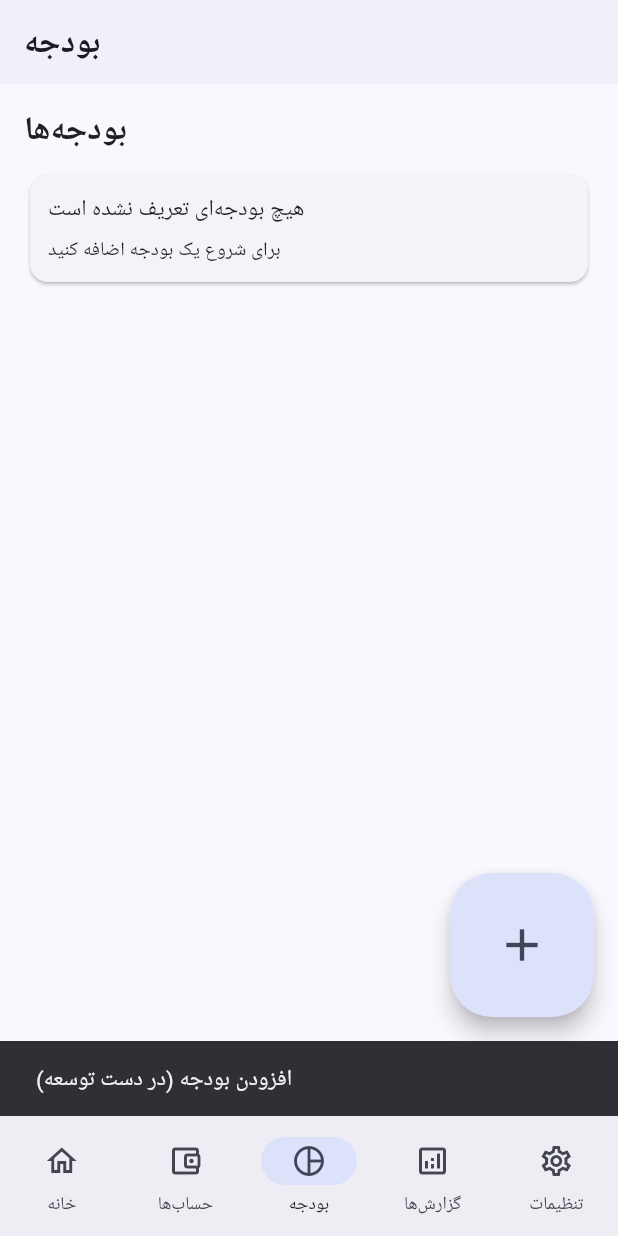
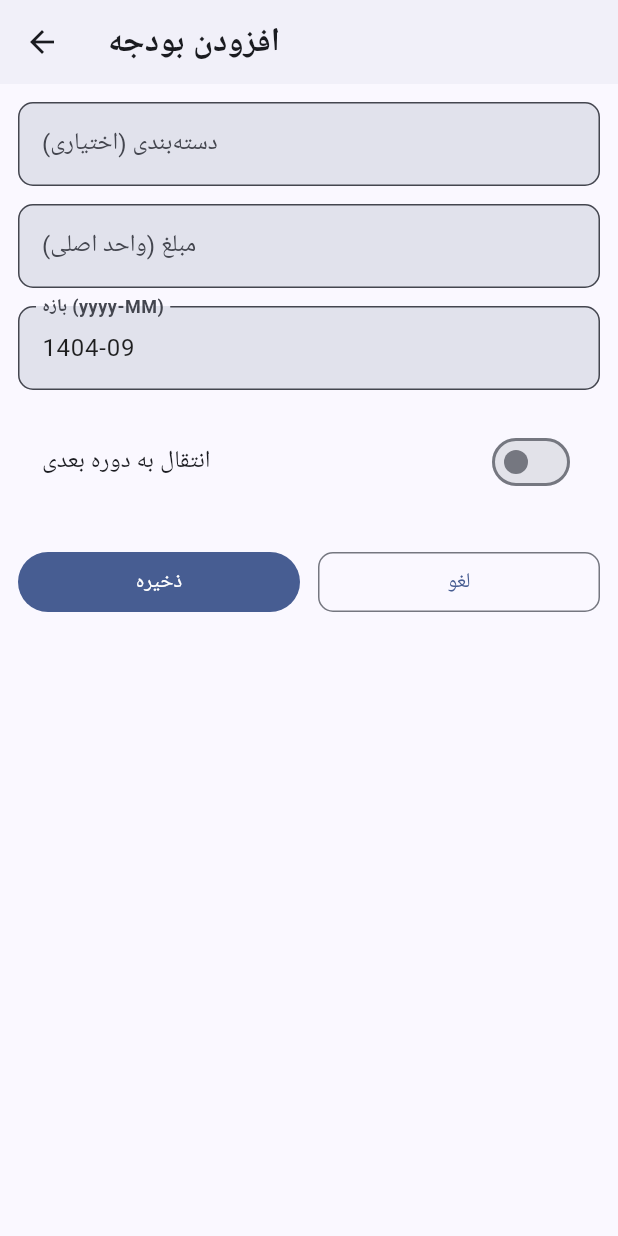
Before and after one commit to tahamoeini/debt_manager, a Flutter app: the screen it shows after launch, item 3 of the bottom bar chosen, after a tap on the "add" icon, on a phone screen of 412 x 824 dp. Run offline on Flutter 3.47's test engine with Material 3 defaults, Android fonts, the phone set to English and light mode, and no system bars; our stand-ins replace flutter_local_notifications, flutter_svg, shamsi_date, shared_preferences, sqflite; accounts and stored records are empty.

Commit message:
feat: add budget management features including budget model, repository, and UI screens

```diff
--- a/lib/app_shell.dart
+++ b/lib/app_shell.dart
@@ -4,6 +4,7 @@ import 'features/home/home_screen.dart';
 import 'features/accounts/screens/accounts_screen.dart';
 import 'features/budget/screens/budget_screen.dart';
 import 'features/loans/screens/add_loan_screen.dart';
+import 'features/budget/screens/add_budget_screen.dart';
 import 'features/reports/screens/reports_screen.dart';
 import 'features/settings/screens/settings_screen.dart';
 
@@ -75,11 +76,13 @@ class _AppShellState extends State<AppShell> {
           },
           child: const Icon(Icons.add_outlined),
         );
-      case 2: // Budget: add budget placeholder
+      case 2: // Budget: add budget
         return FloatingActionButton.large(
           onPressed: () async {
-            // TODO: implement AddBudget screen
-            ScaffoldMessenger.of(context).showSnackBar(const SnackBar(content: Text('افزودن بودجه (در دست توسعه)')));
+            final res = await Navigator.of(context).push<bool>(
+              MaterialPageRoute(builder: (_) => const AddBudgetScreen()),
+            );
+            if (res == true) setState(() {});
           },
           child: const Icon(Icons.add_outlined),
         );
--- a/lib/core/db/database_helper.dart
+++ b/lib/core/db/database_helper.dart
@@ -17,7 +17,7 @@ class DatabaseHelper {
   factory DatabaseHelper() => instance;
 
   static const _dbName = 'debt_manager.db';
-  static const _dbVersion = 3;
+  static const _dbVersion = 4;
 
   Database? _db;
   // In-memory fallback stores for web builds (sqflite is not available on web).
@@ -76,9 +76,23 @@ class DatabaseHelper {
         installment_count INTEGER NOT NULL,
         installment_amount INTEGER NOT NULL,
         start_date_jalali TEXT NOT NULL,
+        interest_rate REAL,
+        monthly_payment INTEGER,
+        term_months INTEGER,
         notes TEXT,
         created_at TEXT NOT NULL,
         FOREIGN KEY(counterparty_id) REFERENCES counterparties(id)
+      )
+    ''');
+
+    await db.execute('''
+      CREATE TABLE budgets (
+        id INTEGER PRIMARY KEY AUTOINCREMENT,
+        category TEXT,
+        amount INTEGER NOT NULL,
+        period TEXT NOT NULL, -- stored as yyyy-MM
+        rollover INTEGER NOT NULL DEFAULT 0,
+        created_at TEXT NOT NULL
       )
     ''');
 
@@ -117,6 +131,32 @@ class DatabaseHelper {
       } catch (_) {
         // ignore if it already exists
       }
+    }
+
+    if (oldVersion < 4) {
+      // Add loan financial columns and create budgets table for upgrades
+      try {
+        await db.execute('ALTER TABLE loans ADD COLUMN interest_rate REAL');
+      } catch (_) {}
+      try {
+        await db.execute('ALTER TABLE loans ADD COLUMN monthly_payment INTEGER');
+      } catch (_) {}
+      try {
+        await db.execute('ALTER TABLE loans ADD COLUMN term_months INTEGER');
+      } catch (_) {}
+
+      try {
+        await db.execute('''
+          CREATE TABLE IF NOT EXISTS budgets (
+            id INTEGER PRIMARY KEY AUTOINCREMENT,
+            category TEXT,
+            amount INTEGER NOT NULL,
+            period TEXT NOT NULL,
+            rollover INTEGER NOT NULL DEFAULT 0,
+            created_at TEXT NOT NULL
+          )
+        ''');
+      } catch (_) {}
     }
   }
 
--- /dev/null
+++ b/lib/features/budget/models/budget.dart
@@ -0,0 +1,46 @@
+import 'package:flutter/foundation.dart';
+
+@immutable
+class Budget {
+  final int? id;
+  final String? category; // null means general (all categories)
+  final int amount; // stored in cents or lowest currency unit (app uses integers)
+  final String period; // yyyy-MM
+  final bool rollover;
+  final String createdAt;
+
+  const Budget({this.id, this.category, required this.amount, required this.period, required this.rollover, required this.createdAt});
+
+  Budget copyWith({int? id, String? category, int? amount, String? period, bool? rollover, String? createdAt}) {
+    return Budget(
+      id: id ?? this.id,
+      category: category ?? this.category,
+      amount: amount ?? this.amount,
+      period: period ?? this.period,
+      rollover: rollover ?? this.rollover,
+      createdAt: createdAt ?? this.createdAt,
+    );
+  }
+
+  Map<String, dynamic> toMap() {
+    return {
+      if (id != null) 'id': id,
+      'category': category,
+      'amount': amount,
+      'period': period,
+      'rollover': rollover ? 1 : 0,
+      'created_at': createdAt,
+    };
+  }
+
+  factory Budget.fromMap(Map<String, dynamic> map) {
+    return Budget(
+      id: map['id'] is int ? map['id'] as int : (map['id'] != null ? int.tryParse(map['id'].toString()) : null),
+      category: map['category'] as String?,
+      amount: map['amount'] is int ? map['amount'] as int : int.parse(map['amount'].toString()),
+      period: map['period'] as String? ?? '',
+      rollover: (map['rollover'] is int ? (map['rollover'] as int) : int.tryParse(map['rollover'].toString() ?? '0')) == 1,
+      createdAt: map['created_at'] as String? ?? '',
+    );
+  }
+}
--- /dev/null
+++ b/lib/features/budget/screens/add_budget_screen.dart
@@ -0,0 +1,150 @@
+import 'package:flutter/material.dart';
+import 'package:debt_manager/features/budget/budgets_repository.dart';
+import 'package:debt_manager/features/budget/models/budget.dart';
+import 'package:debt_manager/core/utils/jalali_utils.dart';
+import 'package:debt_manager/core/utils/ui_utils.dart';
+
+class AddBudgetScreen extends StatefulWidget {
+  final Budget? budget;
+  const AddBudgetScreen({Key? key, this.budget}) : super(key: key);
+
+  @override
+  State<AddBudgetScreen> createState() => _AddBudgetScreenState();
+}
+
+class _AddBudgetScreenState extends State<AddBudgetScreen> {
+  final _formKey = GlobalKey<FormState>();
+  final _categoryCtrl = TextEditingController();
+  final _amountCtrl = TextEditingController();
+  final _periodCtrl = TextEditingController();
+  bool _rollover = false;
+  final _repo = BudgetsRepository();
+
+  String _currentPeriod() {
+    final j = dateTimeToJalali(DateTime.now());
+    final y = j.year.toString().padLeft(4, '0');
+    final m = j.month.toString().padLeft(2, '0');
+    return '$y-$m';
+  }
+
+  @override
+  void initState() {
+    super.initState();
+    if (widget.budget != null) {
+      _categoryCtrl.text = widget.budget!.category ?? '';
+      _amountCtrl.text = (widget.budget!.amount / 100).toStringAsFixed(2);
+      _periodCtrl.text = widget.budget!.period;
+      _rollover = widget.budget!.rollover;
+    } else {
+      _periodCtrl.text = _currentPeriod();
+    }
+  }
+
+  @override
+  void dispose() {
+    _categoryCtrl.dispose();
+    _amountCtrl.dispose();
+    _periodCtrl.dispose();
+    super.dispose();
+  }
+
+  Future<void> _save() async {
+    if (!_formKey.currentState!.validate()) return;
+    final category = _categoryCtrl.text.trim().isEmpty ? null : _categoryCtrl.text.trim();
+    final amountDouble = double.tryParse(_amountCtrl.text.replaceAll(',', '')) ?? 0.0;
+    final amount = (amountDouble * 100).round();
+    final period = _periodCtrl.text.trim();
+    final createdAt = formatJalali(dateTimeToJalali(DateTime.now()));
+
+    final budget = Budget(
+      id: widget.budget?.id,
+      category: category,
+      amount: amount,
+      period: period,
+      rollover: _rollover,
+      createdAt: createdAt,
+    );
+
+    try {
+      if (widget.budget == null) {
+        await _repo.insertBudget(budget);
+        UIUtils.showAppSnackBar(context, 'بودجه ذخیره شد');
+      } else {
+        await _repo.updateBudget(budget);
+        UIUtils.showAppSnackBar(context, 'تغییرات ذخیره شد');
+      }
+      Navigator.of(context).pop(true);
+    } catch (e) {
+      UIUtils.showAppSnackBar(context, 'خطا در ذخیره‌سازی بودجه');
+    }
+  }
+
+  @override
+  Widget build(BuildContext context) {
+    final isEditing = widget.budget != null;
+    return Scaffold(
+      appBar: AppBar(title: Text(isEditing ? 'ویرایش بودجه' : 'افزودن بودجه')),
+      body: Padding(
+        padding: const EdgeInsets.all(12.0),
+        child: Form(
+          key: _formKey,
+          child: ListView(
+            children: [
+              TextFormField(
+                controller: _categoryCtrl,
+                decoration: const InputDecoration(labelText: 'دسته‌بندی (اختیاری)'),
+                textInputAction: TextInputAction.next,
+              ),
+              const SizedBox(height: 12),
+              TextFormField(
+                controller: _amountCtrl,
+                decoration: const InputDecoration(labelText: 'مبلغ (واحد اصلی)'),
+                keyboardType: TextInputType.numberWithOptions(decimal: true),
+                validator: (v) {
+                  final d = double.tryParse(v?.replaceAll(',', '') ?? '');
+                  if (d == null || d <= 0) return 'مبلغ نامعتبر است';
+                  return null;
+                },
+              ),
+              const SizedBox(height: 12),
+              TextFormField(
+                controller: _periodCtrl,
+                decoration: const InputDecoration(labelText: 'بازه (yyyy-MM)'),
+                validator: (v) {
+                  if (v == null || v.isEmpty) return 'بازه را وارد کنید';
+                  final parts = v.split('-');
+                  if (parts.length != 2) return 'فرمت باید yyyy-MM باشد';
+                  return null;
+                },
+              ),
+              const SizedBox(height: 12),
+              SwitchListTile(
+                value: _rollover,
+                onChanged: (v) => setState(() => _rollover = v),
+                title: const Text('انتقال به دوره بعدی'),
+              ),
+              const SizedBox(height: 20),
+              Row(
+                children: [
+                  Expanded(
+                    child: FilledButton(
+                      onPressed: _save,
+                      child: const Text('ذخیره'),
+                    ),
+                  ),
+                  const SizedBox(width: 12),
+                  Expanded(
+                    child: OutlinedButton(
+                      onPressed: () => Navigator.of(context).pop(),
+                      child: const Text('لغو'),
+                    ),
+                  )
+                ],
+              )
+            ],
+          ),
+        ),
+      ),
+    );
+  }
+}
--- a/lib/features/budget/screens/budget_screen.dart
+++ b/lib/features/budget/screens/budget_screen.dart
@@ -1,29 +1,128 @@
 import 'package:flutter/material.dart';
+import 'package:debt_manager/features/budget/budgets_repository.dart';
+import 'package:debt_manager/features/budget/models/budget.dart';
+import 'package:debt_manager/core/utils/jalali_utils.dart';
+import 'package:debt_manager/core/utils/ui_utils.dart';
+import 'add_budget_screen.dart';
 
-class BudgetScreen extends StatelessWidget {
-  const BudgetScreen({super.key});
+class BudgetScreen extends StatefulWidget {
+  const BudgetScreen({Key? key}) : super(key: key);
+
+  @override
+  State<BudgetScreen> createState() => _BudgetScreenState();
+}
+
+class _BudgetScreenState extends State<BudgetScreen> {
+  final _repo = BudgetsRepository();
+  late Future<List<Budget>> _budgetsFuture;
+
+  String _currentPeriod() {
+    final j = dateTimeToJalali(DateTime.now());
+    final y = j.year.toString().padLeft(4, '0');
+    final m = j.month.toString().padLeft(2, '0');
+    return '$y-$m';
+  }
+
+  @override
+  void initState() {
+    super.initState();
+    _budgetsFuture = _repo.getBudgetsByPeriod(_currentPeriod());
+  }
+
+  void _refresh() {
+    setState(() {
+      _budgetsFuture = _repo.getBudgetsByPeriod(_currentPeriod());
+    });
+  }
 
   @override
   Widget build(BuildContext context) {
-    return ListView(
-      padding: const EdgeInsets.all(16),
+    return Scaffold(
+      appBar: AppBar(title: const Text('بودجه‌ها')),
+      body: FutureBuilder<List<Budget>>(
+        future: _budgetsFuture,
+        builder: (context, snap) {
+          if (snap.connectionState != ConnectionState.done) {
+            return UIUtils.centeredLoading();
+          }
+          if (snap.hasError) {
+            return UIUtils.asyncErrorWidget(snap.error);
+          }
+          final budgets = snap.data ?? [];
+          if (budgets.isEmpty) {
+            return UIUtils.animatedEmptyState(
+              context: context,
+              title: 'هیچ بودجه‌ای تعریف نشده',
+              subtitle: 'برای شروع یک بودجه جدید اضافه کنید.',
+            );
+          }
+
+          return ListView.separated(
+            padding: const EdgeInsets.all(12),
+            itemCount: budgets.length,
+            separatorBuilder: (_, __) => const SizedBox(height: 8),
+            itemBuilder: (context, index) {
+              final b = budgets[index];
+              return Card(
+                child: ListTile(
+                  title: Text(b.category ?? 'عمومی'),
+                  subtitle: Text('${(b.amount / 100).toStringAsFixed(2)}'),
+                  trailing: Column(
+                    mainAxisSize: MainAxisSize.min,
+                    crossAxisAlignment: CrossAxisAlignment.end,
                     children: [
-        Text('بودجه‌ها', style: Theme.of(context).textTheme.titleLarge),
-        const SizedBox(height: 12),
-        Card(
-          child: Padding(
-            padding: const EdgeInsets.all(12.0),
-            child: Column(
-              crossAxisAlignment: CrossAxisAlignment.start,
+                      FutureBuilder<int>(
+                        future: _repo.computeUtilization(b),
+                        builder: (c, s) {
+                          final used = s.data ?? 0;
+                          final pct = b.amount > 0 ? (used / b.amount).clamp(0, 1) : 0.0;
+                          Color color;
+                          if (pct < 0.6) color = Colors.green;
+                          else if (pct < 0.9) color = Colors.orange;
+                          else color = Colors.red;
+
+                          return Column(
+                            mainAxisSize: MainAxisSize.min,
+                            crossAxisAlignment: CrossAxisAlignment.end,
                             children: [
-                Text('هیچ بودجه‌ای تعریف نشده است', style: Theme.of(context).textTheme.bodyMedium),
-                const SizedBox(height: 8),
-                Text('برای شروع یک بودجه اضافه کنید', style: Theme.of(context).textTheme.bodySmall),
+                              SizedBox(
+                                width: 100,
+                                child: LinearProgressIndicator(
+                                  value: pct,
+                                  color: color,
+                                  backgroundColor: color.withOpacity(0.2),
+                                ),
+                              ),
+                              const SizedBox(height: 6),
+                              Text('${(pct * 100).toStringAsFixed(0)}%')
+                            ],
+                          );
+                        },
+                      ),
                     ],
                   ),
+                  onTap: () async {
+                    // Edit
+                    await Navigator.of(context).push(MaterialPageRoute(
+                      builder: (_) => AddBudgetScreen(budget: b),
+                    ));
+                    _refresh();
+                  },
                 ),
+              );
+            },
+          );
+        },
       ),
-      ],
+      floatingActionButton: FloatingActionButton.large(
+        onPressed: () async {
+          await Navigator.of(context).push(MaterialPageRoute(
+            builder: (_) => const AddBudgetScreen(),
+          ));
+          _refresh();
+        },
+        child: const Icon(Icons.add_outlined),
+      ),
     );
   }
 }
```
Also changed, not shown: lib/features/budget/budgets_repository.dart (added, +48 -0 lines), lib/features/loans/models/loan.dart (+18 -0 lines). Lines whose indentation alone changed are shown as unchanged.
